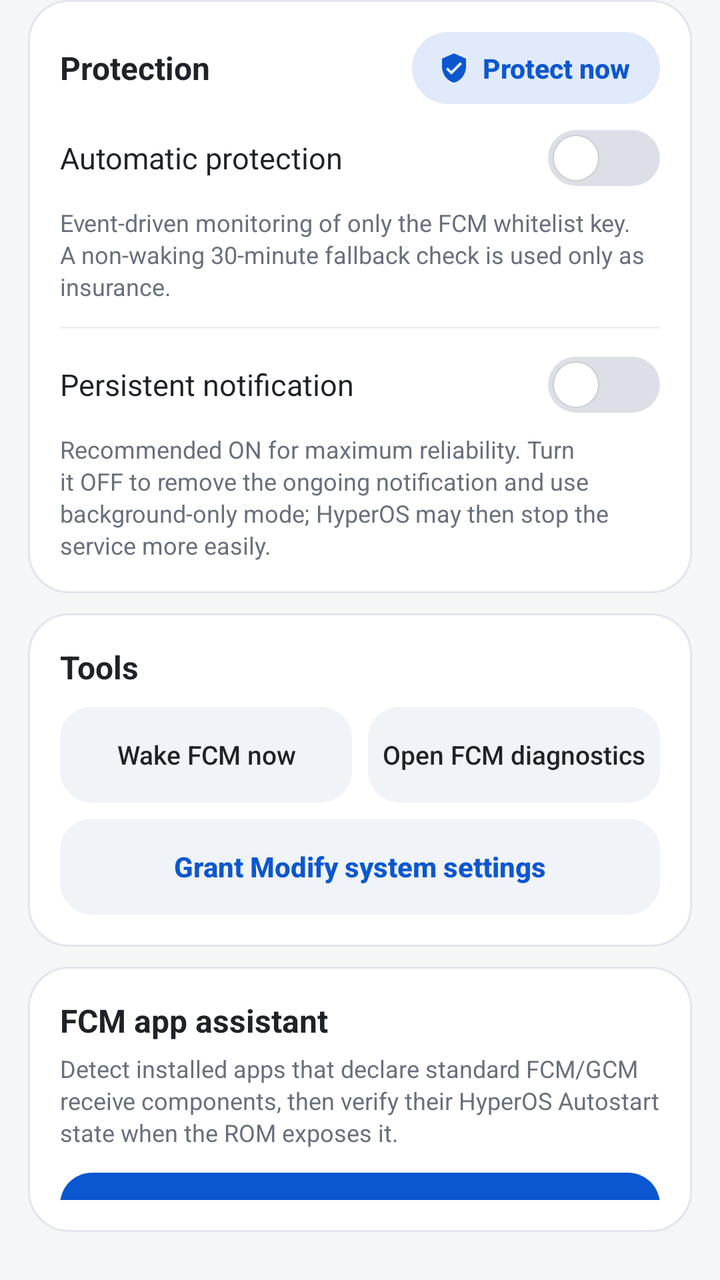
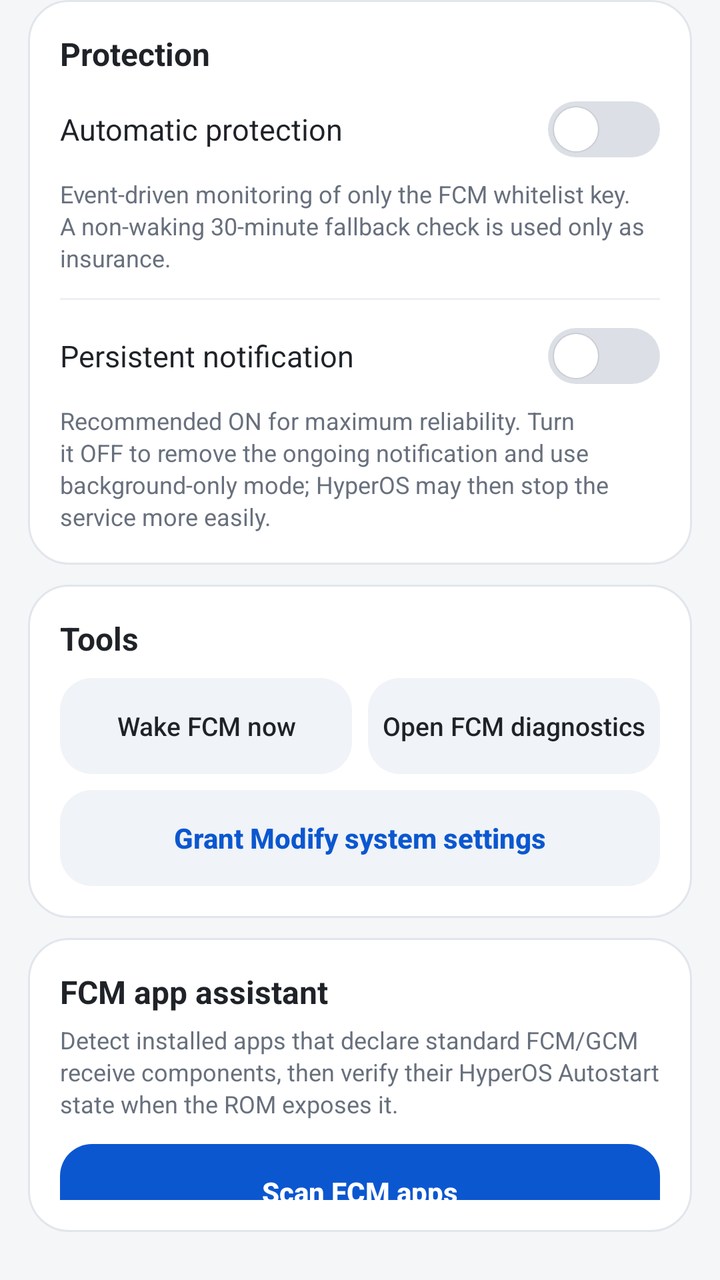

Two renders of the same Android screen: before a commit and after it. Below are the layout's source before the change and the commit's diff.
<!-- AndroidManifest.xml: application theme AppTheme -->
<!-- res/layout/dashboard_scroll_content.xml -->
<?xml version="1.0" encoding="utf-8"?>
<LinearLayout xmlns:android="http://schemas.android.com/apk/res/android"
    android:id="@+id/contentRoot"
    android:layout_width="match_parent"
    android:layout_height="wrap_content"
    android:orientation="vertical"
    android:paddingLeft="@dimen/page_horizontal_padding"
    android:paddingTop="0dp"
    android:paddingRight="@dimen/page_horizontal_padding"
    android:paddingBottom="@dimen/content_bottom_padding">

    <LinearLayout
        android:layout_width="match_parent"
        android:layout_height="wrap_content"
        android:orientation="vertical"
        android:background="@drawable/card_bg">
        
        <LinearLayout android:layout_width="match_parent" android:layout_height="wrap_content" android:orientation="horizontal" android:gravity="center_vertical" android:paddingBottom="3dp">
            <TextView android:layout_width="0dp" android:layout_height="wrap_content" android:layout_weight="1" android:text="@string/protection_title" android:textColor="?attr/pal_text_primary" android:textSize="16sp" android:textStyle="bold" />
            <Button android:id="@+id/protectNowBtn" android:layout_width="wrap_content" android:layout_height="36dp" android:layout_marginLeft="8dp" android:minWidth="0dp" android:minHeight="0dp" android:paddingLeft="13dp" android:paddingRight="15dp" android:drawableLeft="@drawable/ic_shield_check" android:drawablePadding="6dp" android:text="@string/protect_now" android:textAllCaps="false" android:textColor="?attr/pal_button_tonal_text" android:textSize="13.5sp" android:textStyle="bold" android:singleLine="true" android:background="@drawable/tonal_button_bg" android:elevation="0dp" android:stateListAnimator="@null" />
        </LinearLayout>
        <Switch android:id="@+id/protectionSwitch" android:layout_width="match_parent" android:layout_height="48dp" android:text="@string/automatic_protection" android:textColor="?attr/pal_text_primary" android:textSize="15sp" />
        <TextView android:layout_width="match_parent" android:layout_height="wrap_content" android:text="@string/automatic_protection_summary" android:textColor="?attr/pal_text_secondary" android:textSize="12sp" android:lineSpacingExtra="2dp" />
        <View android:layout_width="match_parent" android:layout_height="1dp" android:background="?attr/pal_divider" android:layout_marginTop="12dp" android:layout_marginBottom="4dp" />
        <Switch android:id="@+id/notificationSwitch" android:layout_width="match_parent" android:layout_height="48dp" android:text="@string/persistent_notification" android:textColor="?attr/pal_text_primary" android:textSize="15sp" />
        <TextView android:layout_width="match_parent" android:layout_height="wrap_content" android:text="@string/persistent_notification_summary" android:textColor="?attr/pal_text_secondary" android:textSize="12sp" android:lineSpacingExtra="2dp" />
    </LinearLayout>

    <LinearLayout
        android:layout_width="match_parent"
        android:layout_height="wrap_content"
        android:orientation="vertical"
        android:background="@drawable/card_bg"
        android:layout_marginTop="@dimen/card_gap">
        <TextView android:layout_width="wrap_content" android:layout_height="wrap_content" android:text="@string/actions_title" android:textColor="?attr/pal_text_primary" android:textSize="16sp" android:textStyle="bold" android:paddingBottom="9dp" />
        <LinearLayout android:layout_width="match_parent" android:layout_height="wrap_content" android:orientation="horizontal">
            <Button android:id="@+id/wakeBtn" android:layout_width="0dp" android:layout_height="48dp" android:layout_weight="1" android:text="@string/wake_fcm" android:textAllCaps="false" android:textColor="?attr/pal_text_primary" android:textSize="13sp" android:background="@drawable/secondary_button_bg" android:elevation="0dp" android:stateListAnimator="@null" />
            <Space android:layout_width="8dp" android:layout_height="1dp" />
            <Button android:id="@+id/diagBtn" android:layout_width="0dp" android:layout_height="48dp" android:layout_weight="1" android:text="@string/open_fcm_diag" android:textAllCaps="false" android:textColor="?attr/pal_text_primary" android:textSize="13sp" android:background="@drawable/secondary_button_bg" android:elevation="0dp" android:stateListAnimator="@null" />
        </LinearLayout>
        <Button android:id="@+id/permissionBtn" android:layout_width="match_parent" android:layout_height="48dp" android:layout_marginTop="8dp" android:text="@string/grant_modify" android:textAllCaps="false" android:textColor="?attr/pal_blue" android:textStyle="bold" android:background="@drawable/secondary_button_bg" android:elevation="0dp" android:stateListAnimator="@null" />
    </LinearLayout>

    <LinearLayout
        android:layout_width="match_parent"
        android:layout_height="wrap_content"
        android:orientation="vertical"
        android:background="@drawable/card_bg"
        android:layout_marginTop="@dimen/card_gap">
        <TextView android:layout_width="wrap_content" android:layout_height="wrap_content" android:text="@string/fcm_apps_title" android:textColor="?attr/pal_text_primary" android:textSize="16sp" android:textStyle="bold" />
        <TextView android:layout_width="match_parent" android:layout_height="wrap_content" android:text="@string/fcm_apps_summary" android:textColor="?attr/pal_text_secondary" android:textSize="12sp" android:lineSpacingExtra="2dp" android:paddingTop="5dp" />
        <Button android:id="@+id/scanFcmAppsBtn" android:layout_width="match_parent" android:layout_height="48dp" android:layout_marginTop="12dp" android:text="@string/scan_fcm_apps" android:textAllCaps="false" android:textColor="@android:color/white" android:textStyle="bold" android:background="@drawable/primary_button_bg" android:elevation="0dp" android:stateListAnimator="@null" />
        <Button android:id="@+id/openAutostartBtn" android:layout_width="match_parent" android:layout_height="48dp" android:layout_marginTop="8dp" android:text="@string/open_autostart_manager" android:textAllCaps="false" android:textColor="?attr/pal_text_primary" android:background="@drawable/secondary_button_bg" android:elevation="0dp" android:stateListAnimator="@null" />
        <TextView android:id="@+id/fcmAppsStatusText" android:layout_width="match_parent" android:layout_height="wrap_content" android:text="@string/fcm_apps_not_scanned" android:textColor="?attr/pal_text_secondary" android:textSize="12sp" android:paddingTop="11dp" />
        <LinearLayout android:id="@+id/fcmAppsContainer" android:layout_width="match_parent" android:layout_height="wrap_content" android:orientation="vertical" android:paddingTop="4dp" />
        <TextView android:layout_width="match_parent" android:layout_height="wrap_content" android:text="@string/fcm_detection_note" android:textColor="?attr/pal_text_secondary" android:textSize="11sp" android:lineSpacingExtra="2dp" android:paddingTop="9dp" />
    </LinearLayout>

    <LinearLayout
        android:layout_width="match_parent"
        android:layout_height="wrap_content"
        android:orientation="vertical"
        android:background="@drawable/card_bg"
        android:layout_marginTop="@dimen/card_gap">
        <TextView android:layout_width="wrap_content" android:layout_height="wrap_content" android:text="@string/advanced_title" android:textColor="?attr/pal_text_primary" android:textSize="16sp" android:textStyle="bold" android:paddingBottom="10dp" />
        <TextView android:layout_width="wrap_content" android:layout_height="wrap_content" android:text="@string/label_key" android:textColor="?attr/pal_text_secondary" android:textSize="10sp" android:textStyle="bold" />
        <EditText android:id="@+id/keyEdit" android:layout_width="match_parent" android:layout_height="48dp" android:layout_marginTop="5dp" android:singleLine="true" android:text="@string/default_key" android:textSize="14sp" android:textColor="?attr/pal_text_primary" android:background="@drawable/input_bg" android:paddingLeft="12dp" android:paddingRight="12dp" />
        <TextView android:layout_width="wrap_content" android:layout_height="wrap_content" android:text="@string/label_item" android:textColor="?attr/pal_text_secondary" android:textSize="10sp" android:textStyle="bold" android:paddingTop="10dp" />
        <EditText android:id="@+id/itemEdit" android:layout_width="match_parent" android:layout_height="48dp" android:layout_marginTop="5dp" android:singleLine="true" android:text="@string/default_required_item" android:textSize="14sp" android:textColor="?attr/pal_text_primary" android:background="@drawable/input_bg" android:paddingLeft="12dp" android:paddingRight="12dp" />
        <Button android:id="@+id/saveBtn" android:layout_width="match_parent" android:layout_height="46dp" android:layout_marginTop="10dp" android:text="@string/save_configuration" android:textAllCaps="false" android:textColor="?attr/pal_text_primary" android:background="@drawable/secondary_button_bg" android:elevation="0dp" android:stateListAnimator="@null" />
    </LinearLayout>

    <LinearLayout
        android:layout_width="match_parent"
        android:layout_height="wrap_content"
        android:orientation="vertical"
        android:background="@drawable/info_card_bg"
        android:layout_marginTop="@dimen/card_gap">
        <TextView android:layout_width="match_parent" android:layout_height="wrap_content" android:text="@string/helper_text" android:textColor="?attr/pal_text_secondary" android:textSize="12sp" android:lineSpacingExtra="2dp" />
        <TextView android:layout_width="match_parent" android:layout_height="wrap_content" android:text="@string/note_text" android:textColor="?attr/pal_text_secondary" android:textSize="12sp" android:lineSpacingExtra="2dp" android:paddingTop="7dp" />
    </LinearLayout>

    <LinearLayout
        android:layout_width="match_parent"
        android:layout_height="wrap_content"
        android:orientation="vertical"
        android:background="@drawable/card_bg"
        android:layout_marginTop="@dimen/card_gap">
        <TextView android:layout_width="wrap_content" android:layout_height="wrap_content" android:text="@string/appearance_title" android:textColor="?attr/pal_text_primary" android:textSize="16sp" android:textStyle="bold" />
        
        <RadioGroup android:id="@+id/appearanceGroup" android:layout_width="match_parent" android:layout_height="wrap_content" android:orientation="horizontal" android:gravity="center_vertical" android:layout_marginTop="10dp" android:background="@drawable/segmented_group_bg">
            <RadioButton android:id="@+id/themeSystem" android:layout_width="0dp" android:layout_height="40dp" android:layout_weight="1" android:button="@null" android:background="@drawable/segment_item_bg" android:gravity="center" android:singleLine="true" android:text="@string/theme_system" android:textSize="13sp" />
            <RadioButton android:id="@+id/themeLight" android:layout_width="0dp" android:layout_height="40dp" android:layout_weight="1" android:button="@null" android:background="@drawable/segment_item_bg" android:gravity="center" android:singleLine="true" android:text="@string/theme_light" android:textSize="13sp" />
            <RadioButton android:id="@+id/themeDark" android:layout_width="0dp" android:layout_height="40dp" android:layout_weight="1" android:button="@null" android:background="@drawable/segment_item_bg" android:gravity="center" android:singleLine="true" android:text="@string/theme_dark" android:textSize="13sp" />
        </RadioGroup>
        <View android:layout_width="match_parent" android:layout_height="1dp" android:background="?attr/pal_divider" android:layout_marginTop="12dp" android:layout_marginBottom="4dp" />
        <Switch android:id="@+id/glassSwitch" android:layout_width="match_parent" android:layout_height="48dp" android:text="@string/glass_material" android:textColor="?attr/pal_text_primary" android:textSize="15sp" />
        <TextView android:id="@+id/glassSummary" android:layout_width="match_parent" android:layout_height="wrap_content" android:text="@string/glass_material_summary" android:textColor="?attr/pal_text_secondary" android:textSize="12sp" android:lineSpacingExtra="2dp" />
    </LinearLayout>

</LinearLayout>
<!-- resources referenced by this layout -->
<resources>
  <dimen name="card_gap">10dp</dimen>
  <dimen name="content_bottom_padding">24dp</dimen>
  <dimen name="page_horizontal_padding">14dp</dimen>
  <!-- drawable ic_shield_check (drawable) -->
  <?xml version="1.0" encoding="utf-8"?>
  <vector xmlns:android="http://schemas.android.com/apk/res/android"
      android:width="16dp"
      android:height="16dp"
      android:viewportWidth="24"
      android:viewportHeight="24">
      <path
          android:fillColor="?attr/pal_button_tonal_text"
          android:pathData="M12,1L3,5v6c0,5.55 3.84,10.74 9,12 5.16,-1.26 9,-6.45 9,-12V5l-9,-4zM10,17l-4,-4 1.41,-1.41L10,14.17l6.59,-6.59L18,9l-8,8z" />
  </vector>
  <!-- drawable tonal_button_bg (drawable) -->
  <?xml version="1.0" encoding="utf-8"?>
  <ripple xmlns:android="http://schemas.android.com/apk/res/android"
      android:color="?attr/pal_ripple_neutral">
      <item>
          <shape>
              <solid android:color="?attr/pal_button_tonal" />
              <corners android:radius="999dp" />
          </shape>
      </item>
  </ripple>
  <string name="actions_title">Tools</string>
  <string name="appearance_title">Appearance</string>
  <string name="default_key">MILLET_NO_RESTRICT_APP</string>
  <string name="fcm_apps_title">FCM app assistant</string>
  <string name="label_item">Required item</string>
  <string name="label_key">Settings key</string>
  <string name="open_fcm_diag">Open FCM diagnostics</string>
  <string name="protect_now">Protect now</string>
  <string name="protection_title">Protection</string>
  <string name="scan_fcm_apps">Scan FCM apps</string>
  <string name="theme_dark">Dark</string>
  <string name="theme_light">Light</string>
  <string name="theme_system">System</string>
  <string name="wake_fcm">Wake FCM now</string>
  <color name="bg">#F4F6F8</color>
  <color name="surface">#FFFFFFFF</color>
  <color name="surface_alt">#F0F3F7</color>
  <color name="text_primary">#1F2328</color>
  <color name="text_secondary">#68707D</color>
  <color name="blue">#0B57D0</color>
  <color name="green">#188038</color>
  <color name="yellow">#F9AB00</color>
  <color name="red">#D93025</color>
  <color name="border">#E2E6EC</color>
  <color name="chip_bg">#E8F0FE</color>
  <color name="info_bg">#EEF4FF</color>
  <color name="divider">#EDF0F3</color>
  <color name="status_value_blue_bg">#244285F4</color>
  <color name="button_tonal">#1F0B57D0</color>
  <color name="button_tonal_text">#0B57D0</color>
  <color name="status_value_green_bg">#2434A853</color>
  <color name="status_value_yellow_bg">#24FBBC04</color>
  <color name="status_value_red_bg">#24EA4335</color>
  <color name="status_value_purple_bg">#247E57C2</color>
  <color name="status_value_neutral_bg">#181F2328</color>
  <color name="badge_text_green">#146C2E</color>
  <color name="badge_text_yellow">#8A5300</color>
  <color name="badge_text_red">#B3261E</color>
  <color name="badge_text_neutral">#5A616C</color>
  <color name="hero_start">#EEE9FF</color>
  <color name="hero_center">#F3F0FF</color>
  <color name="hero_end">#EAF4FF</color>
  <color name="hero_pill">#F2FFFFFF</color>
  <color name="floating_border">#EEF2F7</color>
  <color name="primary_fill">#0B57D0</color>
  <color name="primary_pressed">#0849B8</color>
  <color name="primary_disabled">#AFC7F2</color>
  <color name="secondary_pressed">#E6EAF0</color>
  <color name="glass_header">#B8F4F6F8</color>
  <color name="glass_surface">#BFFFFFFF</color>
  <color name="glass_border">#CCFFFFFF</color>
  <color name="glass_tonal">#0D1F2328</color>
  <color name="hero_start_glass">#99EEE9FF</color>
  <color name="hero_center_glass">#99F3F0FF</color>
  <color name="hero_end_glass">#99EAF4FF</color>
  <color name="ripple_on_primary">#33FFFFFF</color>
  <color name="ripple_neutral">#1F1F2328</color>
  <color name="switch_track_off">#DCE0E6</color>
  <color name="switch_track_disabled">#ECEEF1</color>
  <color name="switch_thumb">#FFFFFF</color>
  <color name="switch_thumb_ring">#14000000</color>
  <color name="segment_selected">#FFFFFF</color>
  <!-- unchanged entries left out for length: 27 -->
</resources>

<!-- the commit's change to res/layout/dashboard_scroll_content.xml (unified diff, before → after) -->
@@ -14,11 +14,7 @@
         android:layout_height="wrap_content"
         android:orientation="vertical"
         android:background="@drawable/card_bg">
-        
-        <LinearLayout android:layout_width="match_parent" android:layout_height="wrap_content" android:orientation="horizontal" android:gravity="center_vertical" android:paddingBottom="3dp">
-            <TextView android:layout_width="0dp" android:layout_height="wrap_content" android:layout_weight="1" android:text="@string/protection_title" android:textColor="?attr/pal_text_primary" android:textSize="16sp" android:textStyle="bold" />
-            <Button android:id="@+id/protectNowBtn" android:layout_width="wrap_content" android:layout_height="36dp" android:layout_marginLeft="8dp" android:minWidth="0dp" android:minHeight="0dp" android:paddingLeft="13dp" android:paddingRight="15dp" android:drawableLeft="@drawable/ic_shield_check" android:drawablePadding="6dp" android:text="@string/protect_now" android:textAllCaps="false" android:textColor="?attr/pal_button_tonal_text" android:textSize="13.5sp" android:textStyle="bold" android:singleLine="true" android:background="@drawable/tonal_button_bg" android:elevation="0dp" android:stateListAnimator="@null" />
-        </LinearLayout>
+        <TextView android:layout_width="wrap_content" android:layout_height="wrap_content" android:text="@string/protection_title" android:textColor="?attr/pal_text_primary" android:textSize="16sp" android:textStyle="bold" android:paddingBottom="3dp" />
         <Switch android:id="@+id/protectionSwitch" android:layout_width="match_parent" android:layout_height="48dp" android:text="@string/automatic_protection" android:textColor="?attr/pal_text_primary" android:textSize="15sp" />
         <TextView android:layout_width="match_parent" android:layout_height="wrap_content" android:text="@string/automatic_protection_summary" android:textColor="?attr/pal_text_secondary" android:textSize="12sp" android:lineSpacingExtra="2dp" />
         <View android:layout_width="match_parent" android:layout_height="1dp" android:background="?attr/pal_divider" android:layout_marginTop="12dp" android:layout_marginBottom="4dp" />
<!-- resource entries referenced after the edit -->
@@ -3,28 +3,6 @@
   <dimen name="card_gap">10dp</dimen>
   <dimen name="content_bottom_padding">24dp</dimen>
   <dimen name="page_horizontal_padding">14dp</dimen>
-  <!-- drawable ic_shield_check (drawable) -->
-  <?xml version="1.0" encoding="utf-8"?>
-  <vector xmlns:android="http://schemas.android.com/apk/res/android"
-      android:width="16dp"
-      android:height="16dp"
-      android:viewportWidth="24"
-      android:viewportHeight="24">
-      <path
-          android:fillColor="?attr/pal_button_tonal_text"
-          android:pathData="M12,1L3,5v6c0,5.55 3.84,10.74 9,12 5.16,-1.26 9,-6.45 9,-12V5l-9,-4zM10,17l-4,-4 1.41,-1.41L10,14.17l6.59,-6.59L18,9l-8,8z" />
-  </vector>
-  <!-- drawable tonal_button_bg (drawable) -->
-  <?xml version="1.0" encoding="utf-8"?>
-  <ripple xmlns:android="http://schemas.android.com/apk/res/android"
-      android:color="?attr/pal_ripple_neutral">
-      <item>
-          <shape>
-              <solid android:color="?attr/pal_button_tonal" />
-              <corners android:radius="999dp" />
-          </shape>
-      </item>
-  </ripple>
   <string name="actions_title">Tools</string>
   <string name="appearance_title">Appearance</string>
   <string name="default_key">MILLET_NO_RESTRICT_APP</string>
@@ -32,7 +10,6 @@
   <string name="label_item">Required item</string>
   <string name="label_key">Settings key</string>
   <string name="open_fcm_diag">Open FCM diagnostics</string>
-  <string name="protect_now">Protect now</string>
   <string name="protection_title">Protection</string>
   <string name="scan_fcm_apps">Scan FCM apps</string>
   <string name="theme_dark">Dark</string>
